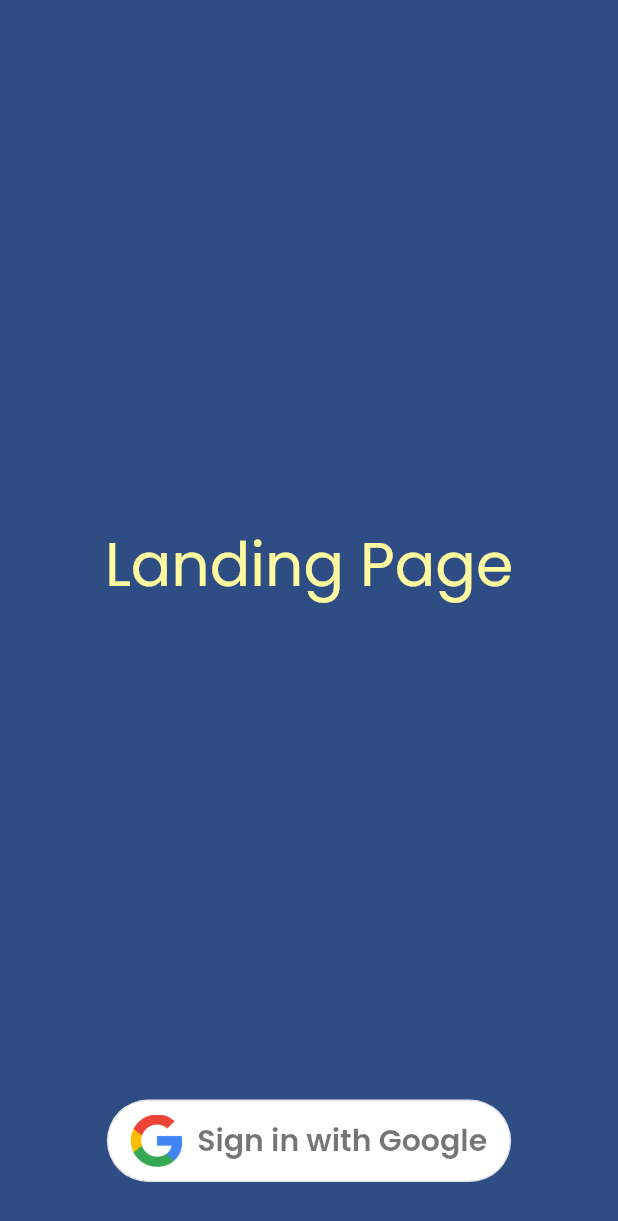
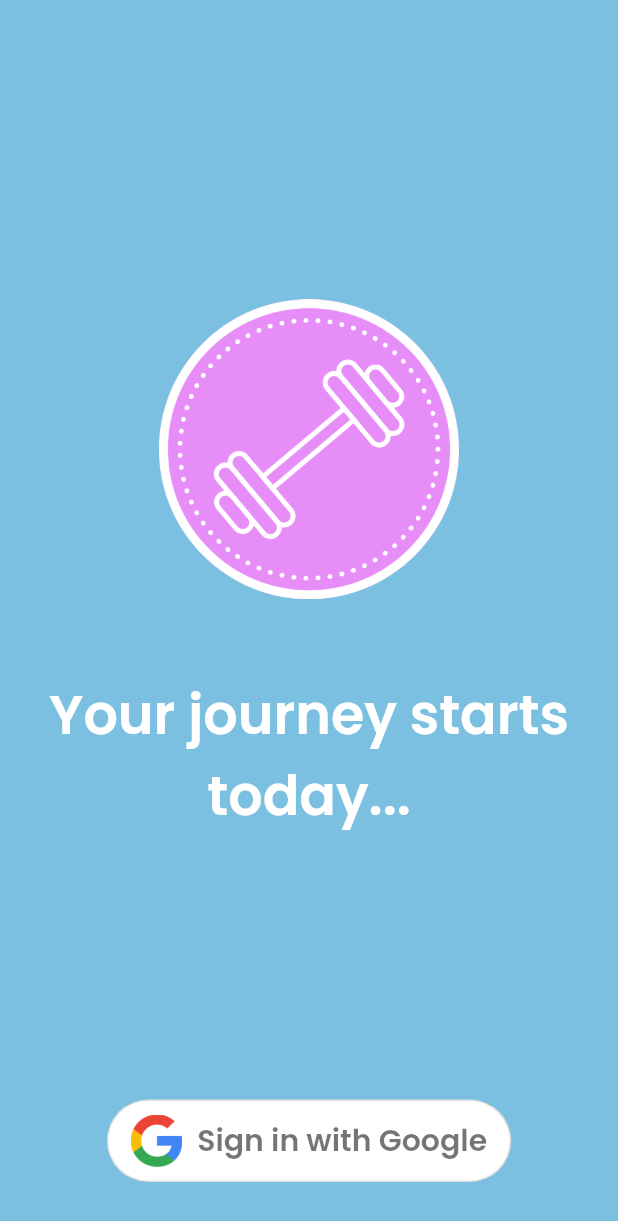
Before and after one commit to alexisbl14/fitness_tracker_app, a Flutter app: the screen it shows after launch, on a phone screen of 412 x 824 dp. Shown: the top 1221 px of the screen. Run offline on Flutter 3.47's test engine with Material 2 defaults, Android fonts, the phone set to English and light mode, and no system bars; our stand-ins replace cloud_firestore, firebase_auth, firebase_core, google_sign_in; missing offline and left inert: dart:ffi; accounts and stored records are empty.

Commit message:
updated sign-in page

```diff
--- a/lib/screens/page/sign_in_screen.dart
+++ b/lib/screens/page/sign_in_screen.dart
@@ -1,4 +1,5 @@
 import 'package:fitness_tracker_app/services/FBAuthentication.dart';
+import 'package:fitness_tracker_app/widgets/workout_logo_widget.dart';
 import 'package:flutter/cupertino.dart';
 import 'package:flutter/material.dart';
 
@@ -7,16 +8,15 @@
 class SignInScreen extends StatefulWidget {
   const SignInScreen({Key? key}) : super(key: key);
 
-
   @override
-    _SignInScreenState createState() => _SignInScreenState();
+  _SignInScreenState createState() => _SignInScreenState();
 }
 
 class _SignInScreenState extends State<SignInScreen> {
   @override
   Widget build(BuildContext context) {
     return Scaffold(
-      backgroundColor: const Color.fromARGB(255, 46, 77, 133),
+      backgroundColor: const Color.fromARGB(255, 123, 192, 224),
       body: SafeArea(
         child: Padding(
           padding: const EdgeInsets.only(
@@ -33,13 +33,15 @@
                   mainAxisSize: MainAxisSize.min,
                   mainAxisAlignment: MainAxisAlignment.center,
                   children: const [
-                    SizedBox(height: 20),
+                    WorkoutLogoWidget(),
+                    SizedBox(height: 50),
                     Text(
-                      'Landing Page',
+                      'Your journey starts today...',
                       style: TextStyle(
-                        color: Color.fromARGB(255, 252, 249, 159),
-                        fontSize: 40,
-                      ),
+                          color: Color.fromARGB(255, 255, 255, 255),
+                          fontSize: 36,
+                          fontWeight: FontWeight.w700),
+                      textAlign: TextAlign.center,
                     ),
                   ],
                 ),
--- /dev/null
+++ b/lib/widgets/workout_logo_widget.dart
@@ -0,0 +1,19 @@
+import 'package:flutter/cupertino.dart';
+import 'package:flutter/material.dart';
+
+class WorkoutLogoWidget extends StatelessWidget {
+  const WorkoutLogoWidget({Key? key}) : super(key: key);
+
+  @override
+  Widget build(BuildContext context) {
+    return Padding(
+        padding: const EdgeInsets.only(top: 24.0),
+        child: Row(
+          mainAxisSize: MainAxisSize.min,
+          mainAxisAlignment: MainAxisAlignment.center,
+          children: const [
+            Image(image: AssetImage("assets/workout_logo.png"), height: 200)
+          ],
+        ));
+  }
+}
--- a/pubspec.yaml
+++ b/pubspec.yaml
@@ -76,6 +76,7 @@
     - assets/icons/home_icon.png
     - assets/icons/settings_icon.png
     - assets/icons/workouts_icon.png
+    - assets/workout_logo.png
     - assets/
 
   # An image asset can refer to one or more resolution-specific "variants", see
```
Also changed, not shown: assets/workout_logo.png (added).
